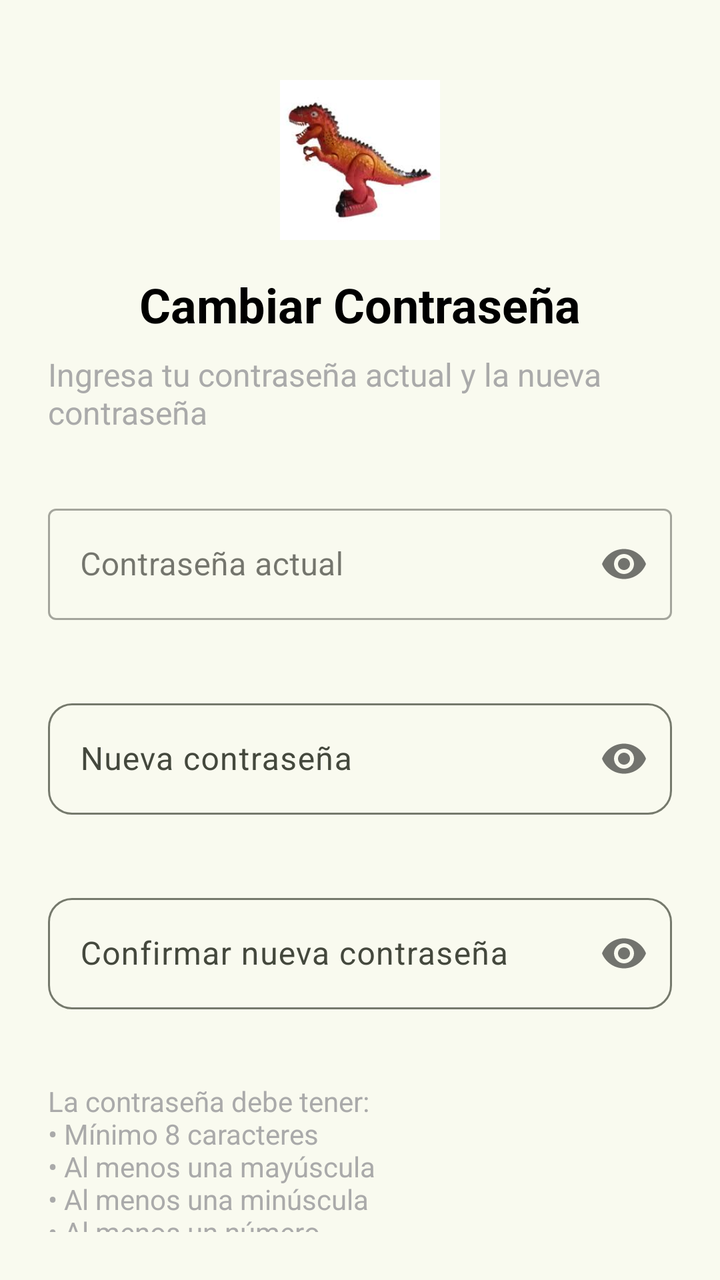
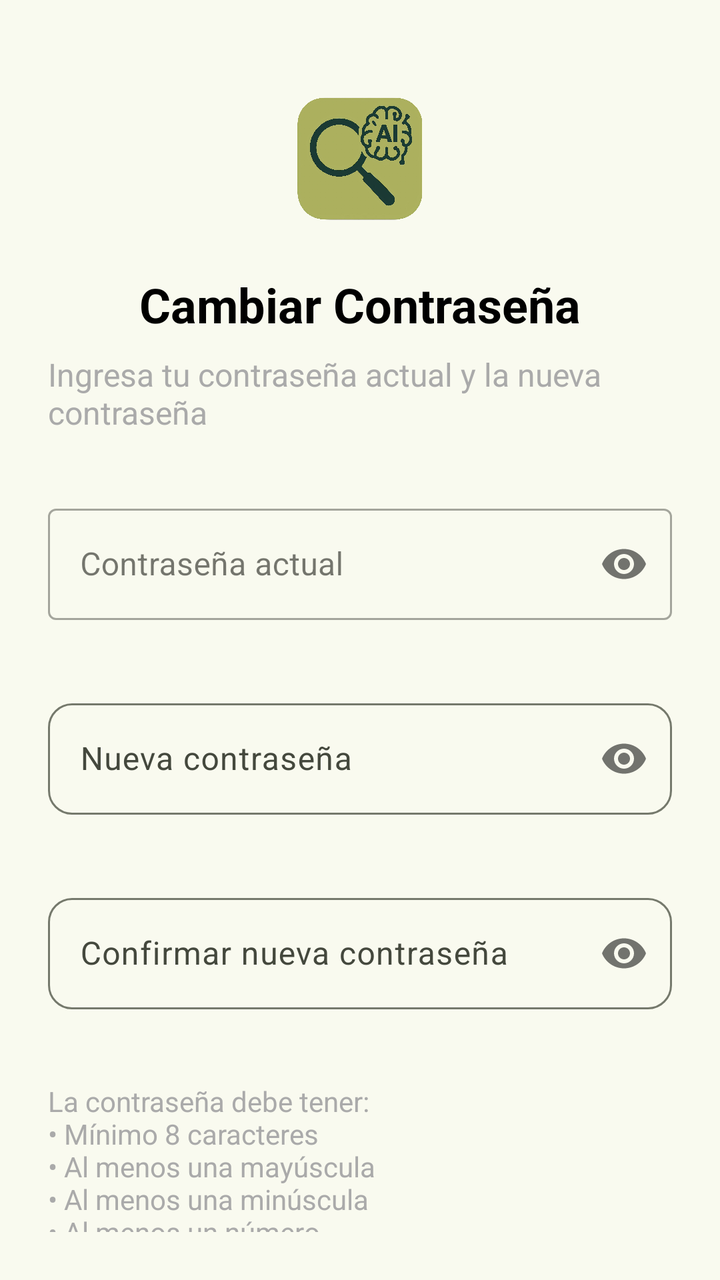

Before-and-after screenshots of an Android layout around one commit, followed by the original layout XML and the change that was made.
<!-- AndroidManifest.xml: activity theme Theme.SkinCare_TFM -->
<!-- res/layout/activity_password_change.xml -->
<?xml version="1.0" encoding="utf-8"?>
<androidx.constraintlayout.widget.ConstraintLayout xmlns:android="http://schemas.android.com/apk/res/android"
    xmlns:app="http://schemas.android.com/apk/res-auto"
    xmlns:tools="http://schemas.android.com/tools"
    android:layout_width="match_parent"
    android:layout_height="match_parent"
    android:padding="24dp"
    tools:context=".account.PasswordChangeActivity">

    
    <ImageView
        android:id="@+id/logoImageView"
        android:layout_width="80dp"
        android:layout_height="80dp"
        android:layout_marginTop="16dp"
        android:src="@drawable/dinosaur"
        app:layout_constraintEnd_toEndOf="parent"
        app:layout_constraintStart_toStartOf="parent"
        app:layout_constraintTop_toTopOf="parent" />

    <TextView
        android:id="@+id/titleTextView"
        android:layout_width="wrap_content"
        android:layout_height="wrap_content"
        android:layout_marginTop="16dp"
        android:text="Cambiar Contraseña"
        android:textColor="@android:color/black"
        android:textSize="24sp"
        android:textStyle="bold"
        app:layout_constraintEnd_toEndOf="parent"
        app:layout_constraintStart_toStartOf="parent"
        app:layout_constraintTop_toBottomOf="@id/logoImageView" />

    <TextView
        android:id="@+id/subtitleTextView"
        android:layout_width="wrap_content"
        android:layout_height="wrap_content"
        android:layout_marginTop="8dp"
        android:text="Ingresa tu contraseña actual y la nueva contraseña"
        android:textColor="@android:color/darker_gray"
        android:textSize="16sp"
        app:layout_constraintEnd_toEndOf="parent"
        app:layout_constraintStart_toStartOf="parent"
        app:layout_constraintTop_toBottomOf="@id/titleTextView" />

    
    <LinearLayout
        android:id="@+id/formContainer"
        android:layout_width="0dp"
        android:layout_height="wrap_content"
        android:layout_marginTop="32dp"
        android:orientation="vertical"
        app:layout_constraintEnd_toEndOf="parent"
        app:layout_constraintStart_toStartOf="parent"
        app:layout_constraintTop_toBottomOf="@id/subtitleTextView">

        
        <com.google.android.material.textfield.TextInputLayout
            android:id="@+id/currentPasswordLayout"
            style="@style/Widget.MaterialComponents.TextInputLayout.OutlinedBox"
            android:layout_width="match_parent"
            android:layout_height="wrap_content"
            android:layout_marginBottom="16dp"
            android:hint="Contraseña actual"
            app:passwordToggleEnabled="true"
            app:errorEnabled="true">

            <com.google.android.material.textfield.TextInputEditText
                android:id="@+id/currentPasswordEditText"
                android:layout_width="match_parent"
                android:layout_height="wrap_content"
                android:inputType="textPassword" />
        </com.google.android.material.textfield.TextInputLayout>

        
        <com.google.android.material.textfield.TextInputLayout
            android:id="@+id/newPasswordLayout"
            style="@style/Widget.SkinCare_TFM.TextInputLayout"
            android:layout_width="match_parent"
            android:layout_height="wrap_content"
            android:layout_marginBottom="16dp"
            android:hint="Nueva contraseña"
            app:passwordToggleEnabled="true"
            app:errorEnabled="true">

            <com.google.android.material.textfield.TextInputEditText
                android:id="@+id/newPasswordEditText"
                android:layout_width="match_parent"
                android:layout_height="wrap_content"
                android:inputType="textPassword" />
        </com.google.android.material.textfield.TextInputLayout>

        
        <com.google.android.material.textfield.TextInputLayout
            android:id="@+id/confirmPasswordLayout"
            style="@style/Widget.SkinCare_TFM.TextInputLayout"
            android:layout_width="match_parent"
            android:layout_height="wrap_content"
            android:layout_marginBottom="16dp"
            android:hint="Confirmar nueva contraseña"
            app:passwordToggleEnabled="true"
            app:errorEnabled="true">

            <com.google.android.material.textfield.TextInputEditText
                android:id="@+id/confirmPasswordEditText"
                android:layout_width="match_parent"
                android:layout_height="wrap_content"
                android:inputType="textPassword" />
        </com.google.android.material.textfield.TextInputLayout>

        
        <TextView
            android:id="@+id/passwordRequirementsTextView"
            android:layout_width="match_parent"
            android:layout_height="wrap_content"
            android:layout_marginBottom="24dp"
            android:text="La contraseña debe tener:\n• Mínimo 8 caracteres\n• Al menos una mayúscula\n• Al menos una minúscula\n• Al menos un número"
            android:textColor="@android:color/darker_gray"
            android:textSize="14sp" />

    </LinearLayout>

    
    <LinearLayout
        android:id="@+id/buttonContainer"
        android:layout_width="0dp"
        android:layout_height="wrap_content"
        android:layout_marginTop="16dp"
        android:orientation="vertical"
        app:layout_constraintEnd_toEndOf="parent"
        app:layout_constraintStart_toStartOf="parent"
        app:layout_constraintTop_toBottomOf="@id/formContainer">

        <com.google.android.material.button.MaterialButton
            android:id="@+id/changePasswordButton"
            android:layout_width="match_parent"
            android:layout_height="wrap_content"
            android:layout_marginBottom="12dp"
            android:backgroundTint="?attr/colorError"
            android:text="CAMBIAR CONTRASEÑA"
            android:textColor="?attr/colorOnError" />

        <com.google.android.material.button.MaterialButton
            android:id="@+id/cancelButton"
            style="@style/Widget.MaterialComponents.Button.TextButton"
            android:layout_width="match_parent"
            android:layout_height="wrap_content"
            android:text="CANCELAR"
            android:textColor="?attr/colorOnSurfaceVariant" />

    </LinearLayout>

    
    <com.google.android.material.progressindicator.CircularProgressIndicator
        android:id="@+id/loadingProgressBar"
        android:layout_width="wrap_content"
        android:layout_height="wrap_content"
        android:indeterminate="true"
        android:visibility="gone"
        app:indicatorColor="?attr/colorPrimary"
        app:trackColor="?attr/colorSurfaceVariant"
        app:layout_constraintBottom_toBottomOf="parent"
        app:layout_constraintEnd_toEndOf="parent"
        app:layout_constraintStart_toStartOf="parent"
        app:layout_constraintTop_toTopOf="parent" />

    
    <View
        android:id="@+id/loadingOverlay"
        android:layout_width="0dp"
        android:layout_height="0dp"
        android:background="?attr/colorSurfaceVariant"
        android:visibility="gone"
        app:layout_constraintBottom_toBottomOf="parent"
        app:layout_constraintEnd_toEndOf="parent"
        app:layout_constraintStart_toStartOf="parent"
        app:layout_constraintTop_toTopOf="parent" />

</androidx.constraintlayout.widget.ConstraintLayout>
<!-- resources referenced by this layout -->
<resources>
  <!-- drawable dinosaur: jpeg bitmap (drawable, 4791 bytes) -->
  <style name="Widget.SkinCare_TFM.TextInputLayout" parent="Widget.Material3.TextInputLayout.OutlinedBox">
          <item name="boxCornerRadiusTopStart">12dp</item>
          <item name="boxCornerRadiusTopEnd">12dp</item>
          <item name="boxCornerRadiusBottomStart">12dp</item>
          <item name="boxCornerRadiusBottomEnd">12dp</item>
      </style>
  <style name="Theme.SkinCare_TFM" parent="Base.Theme.SkinCare_TFM" />
  <color name="md_theme_primary">#4C662B</color>
  <color name="md_theme_onPrimary">#FFFFFF</color>
  <color name="md_theme_primaryContainer">#CDEDA3</color>
  <color name="md_theme_onPrimaryContainer">#354E16</color>
  <color name="md_theme_secondary">#586249</color>
  <color name="md_theme_onSecondary">#FFFFFF</color>
  <color name="md_theme_secondaryContainer">#DCE7C8</color>
  <color name="md_theme_onSecondaryContainer">#404A33</color>
  <color name="md_theme_tertiary">#386663</color>
  <color name="md_theme_onTertiary">#FFFFFF</color>
  <color name="md_theme_tertiaryContainer">#BCECE7</color>
  <color name="md_theme_onTertiaryContainer">#1F4E4B</color>
  <color name="md_theme_error">#BA1A1A</color>
  <color name="md_theme_onError">#FFFFFF</color>
  <color name="md_theme_errorContainer">#FFDAD6</color>
  <color name="md_theme_onErrorContainer">#93000A</color>
  <color name="md_theme_background">#F9FAEF</color>
  <color name="md_theme_onBackground">#1A1C16</color>
  <color name="md_theme_surface">#F9FAEF</color>
  <color name="md_theme_onSurface">#1A1C16</color>
  <color name="md_theme_surfaceVariant">#E1E4D5</color>
  <color name="md_theme_onSurfaceVariant">#44483D</color>
  <color name="md_theme_outline">#75796C</color>
  <color name="md_theme_outlineVariant">#C5C8BA</color>
  <color name="md_theme_inverseSurface">#2F312A</color>
  <color name="md_theme_inverseOnSurface">#F1F2E6</color>
  <color name="md_theme_inversePrimary">#B1D18A</color>
  <color name="md_theme_primaryFixed">#CDEDA3</color>
  <color name="md_theme_onPrimaryFixed">#102000</color>
  <color name="md_theme_primaryFixedDim">#B1D18A</color>
  <color name="md_theme_onPrimaryFixedVariant">#354E16</color>
  <color name="md_theme_secondaryFixed">#DCE7C8</color>
  <color name="md_theme_onSecondaryFixed">#151E0B</color>
  <color name="md_theme_secondaryFixedDim">#BFCBAD</color>
  <color name="md_theme_onSecondaryFixedVariant">#404A33</color>
  <color name="md_theme_tertiaryFixed">#BCECE7</color>
  <color name="md_theme_onTertiaryFixed">#00201E</color>
  <color name="md_theme_tertiaryFixedDim">#A0D0CB</color>
  <color name="md_theme_onTertiaryFixedVariant">#1F4E4B</color>
  <color name="md_theme_surfaceDim">#DADBD0</color>
  <color name="md_theme_surfaceBright">#F9FAEF</color>
  <color name="md_theme_surfaceContainerLowest">#FFFFFF</color>
  <color name="md_theme_surfaceContainerLow">#F3F4E9</color>
  <color name="md_theme_surfaceContainer">#EEEFE3</color>
  <color name="md_theme_surfaceContainerHigh">#E8E9DE</color>
  <color name="md_theme_surfaceContainerHighest">#E2E3D8</color>
  <!-- unchanged entries left out for length: 1 -->
</resources>

<!-- the commit's change to res/layout/activity_password_change.xml (unified diff, before → after) -->
@@ -13,7 +13,7 @@
         android:layout_width="80dp"
         android:layout_height="80dp"
         android:layout_marginTop="16dp"
-        android:src="@drawable/dinosaur"
+        android:src="@drawable/logo_skincare"
         app:layout_constraintEnd_toEndOf="parent"
         app:layout_constraintStart_toStartOf="parent"
         app:layout_constraintTop_toTopOf="parent" />
<!-- resource entries referenced after the edit -->
@@ -1,6 +1,6 @@
 <!-- resources referenced by this layout -->
 <resources>
-  <!-- drawable dinosaur: jpeg bitmap (drawable, 4791 bytes) -->
+  <!-- drawable logo_skincare: png bitmap (drawable, 535143 bytes) -->
   <style name="Widget.SkinCare_TFM.TextInputLayout" parent="Widget.Material3.TextInputLayout.OutlinedBox">
           <item name="boxCornerRadiusTopStart">12dp</item>
           <item name="boxCornerRadiusTopEnd">12dp</item>
